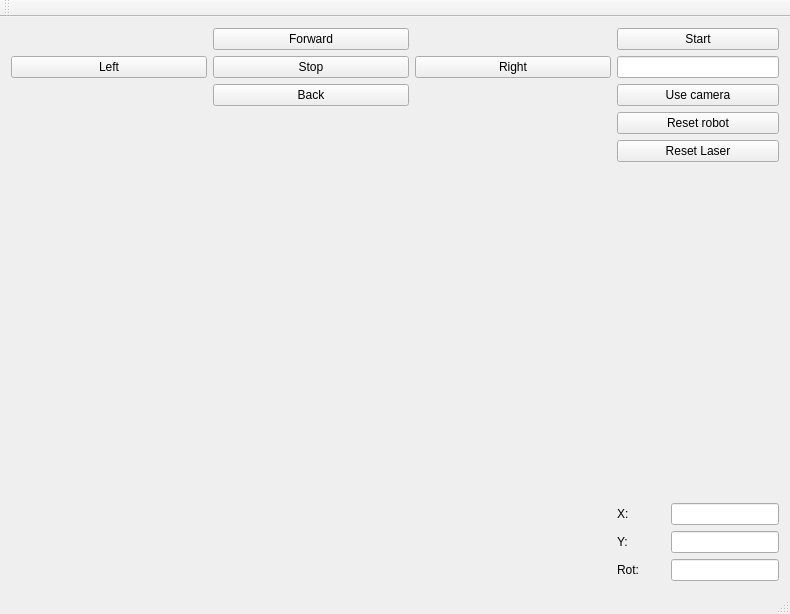
First picture: the form in demoRMR/mainwindow.ui, repository Matej-Havetta/RMR-zad1, before the edit.
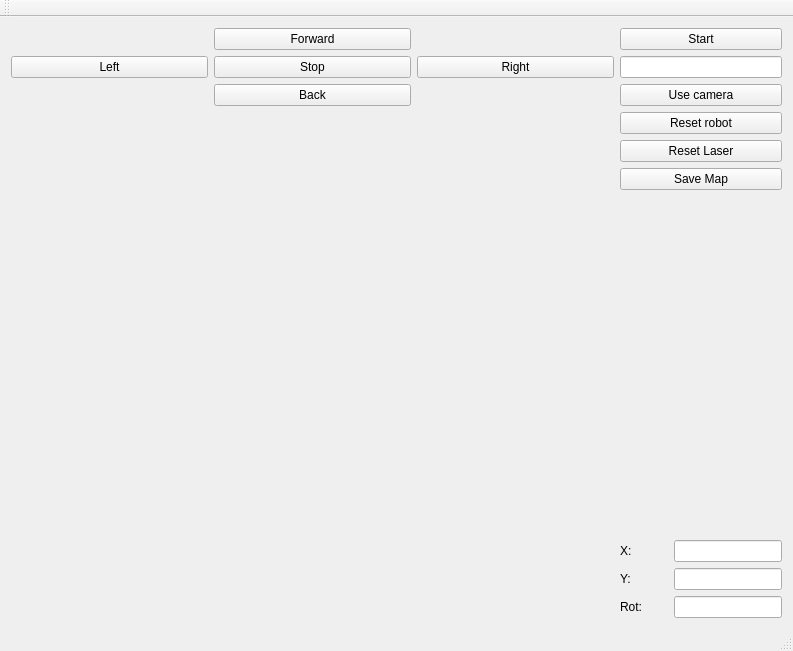
Second picture: the form after the edit.

```diff
--- a/demoRMR/mainwindow.ui
+++ b/demoRMR/mainwindow.ui
@@ -6,8 +6,8 @@
    <rect>
     <x>0</x>
     <y>0</y>
-    <width>788</width>
-    <height>614</height>
+    <width>793</width>
+    <height>651</height>
    </rect>
   </property>
   <property name="windowTitle">
@@ -182,6 +182,13 @@
         </property>
        </widget>
       </item>
+      <item>
+       <widget class="QPushButton" name="pushButton_10">
+        <property name="text">
+         <string>Save Map</string>
+        </property>
+       </widget>
+      </item>
       <item>
        <spacer name="verticalSpacer">
         <property name="orientation">
```
Left out of the diff: 4 changed lines with no effect on the pictures.
